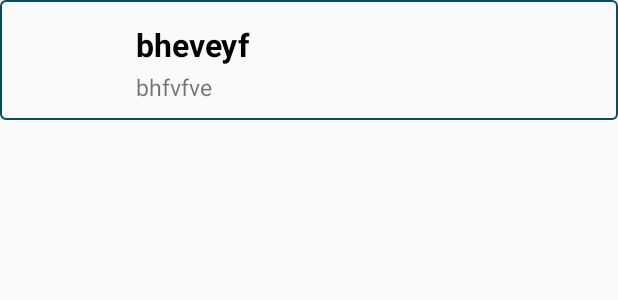
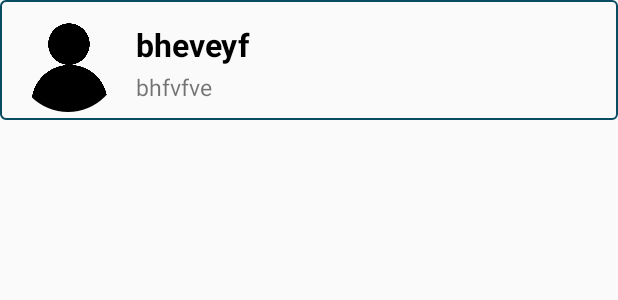
Before and after one commit to vasu2907/SocialCode, an Android app: the layout searchfriends_layout.xml on its own in the app's theme, with its tools: preview values and no code run, on a phone screen of 412 x 824 dp. Shown: the top 300 px of the screen. Run offline under Robolectric (Android 15) with nearby library versions, the phone set to English and light mode, and no system bars; Roboto replaces fonts that are not available here.

```diff
--- a/app/src/main/java/com/example/socialcode/FriendProfileAPIResponse.java
+++ b/app/src/main/java/com/example/socialcode/FriendProfileAPIResponse.java
@@ -2,9 +2,13 @@ package com.example.socialcode;
 
 
 public class FriendProfileAPIResponse {
-    private String message, name, email, codeforces_rating, codeforces_friends, codeforces_contest;
+    private String message, name, email, codeforces_rating, codeforces_friends, codeforces_contest, base64;
     private Integer status;
     private Boolean friend;
+
+    public String getBase64() {
+        return base64;
+    }
 
     public String getMessage() {
         return message;
--- a/app/src/main/java/com/example/socialcode/SearchFriends.java
+++ b/app/src/main/java/com/example/socialcode/SearchFriends.java
@@ -118,7 +118,7 @@ public class SearchFriends extends AppCompatActivity {
                 ArrayList<HashMap<String, String>> payload = postResponse.getPayload();
 
                 for(HashMap<String, String> obj: payload){
-                    arrayList.add(new FriendsInfo(obj.get("name"),obj.get("email"),"", ""));
+                    arrayList.add(new FriendsInfo(obj.get("name"),obj.get("email"), obj.get("base64"), ""));
                 }
                 if(arrayList.isEmpty() == true){
                     Toast.makeText(getApplicationContext(), "No Users Found", Toast.LENGTH_SHORT).show();
--- a/app/src/main/res/layout/searchfriends_layout.xml
+++ b/app/src/main/res/layout/searchfriends_layout.xml
@@ -11,11 +11,13 @@
         android:layout_height="80dp"
         android:orientation="horizontal"
         android:weightSum="1">
-        <ImageView
+        <de.hdodenhof.circleimageview.CircleImageView
             android:id="@+id/friends_image"
             android:layout_width="80dp"
             android:layout_height="match_parent"
             android:layout_margin="5dp"
+            android:src="@drawable/default_image"
+            android:tag="bg"
             />
         <LinearLayout
             android:layout_width="0dp"
```
Also changed, not shown: app/src/main/java/com/example/socialcode/FriendProfile.java (+15 -1 lines), app/src/main/java/com/example/socialcode/FriendsSearchAdapter.java (+12 -2 lines), app/src/main/res/drawable/default_image.png (added), app/src/main/res/drawable/default_profilepic.png (added).
